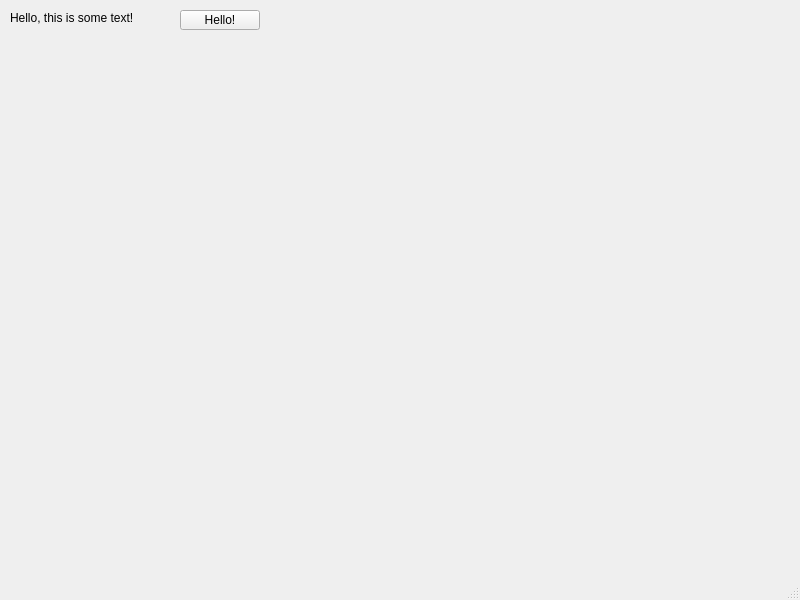
Hello56721/a-qt-project, file mainwindow.ui: the form before one commit.
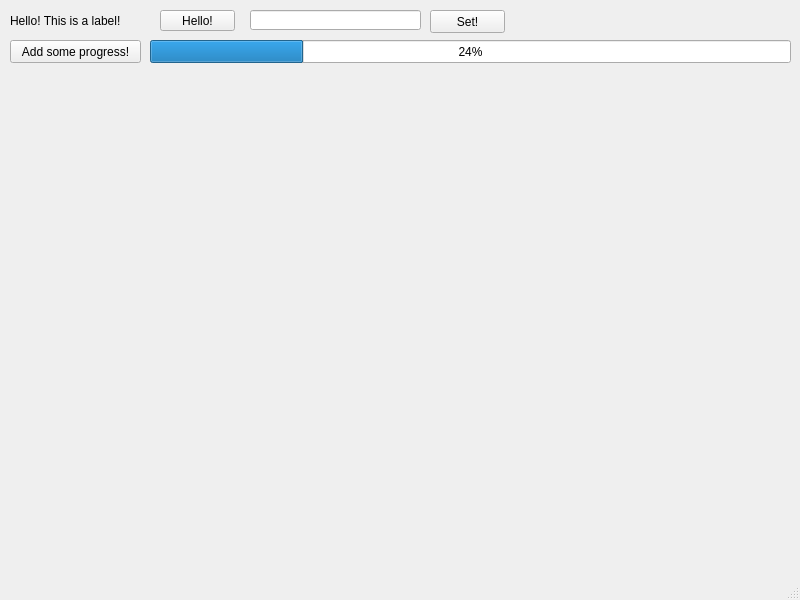
The form after the commit.

What changed in the file:
```diff
--- a/mainwindow.ui
+++ b/mainwindow.ui
@@ -19,27 +19,95 @@
      <rect>
       <x>10</x>
       <y>10</y>
-      <width>161</width>
-      <height>16</height>
+      <width>141</width>
+      <height>21</height>
      </rect>
     </property>
     <property name="text">
-     <string>Hello, this is some text!</string>
+     <string>Hello! This is a label!</string>
     </property>
    </widget>
    <widget class="QPushButton" name="pushButton">
     <property name="geometry">
      <rect>
-      <x>180</x>
+      <x>160</x>
       <y>10</y>
-      <width>80</width>
-      <height>20</height>
+      <width>75</width>
+      <height>21</height>
      </rect>
     </property>
     <property name="text">
      <string>Hello!</string>
     </property>
    </widget>
+   <widget class="QLineEdit" name="textToSet">
+    <property name="geometry">
+     <rect>
+      <x>250</x>
+      <y>10</y>
+      <width>171</width>
+      <height>20</height>
+     </rect>
+    </property>
+    <property name="whatsThis">
+     <string>&lt;html&gt;&lt;head/&gt;&lt;body&gt;&lt;p&gt;Type something here&lt;/p&gt;&lt;/body&gt;&lt;/html&gt;</string>
+    </property>
+    <property name="text">
+     <string/>
+    </property>
+   </widget>
+   <widget class="QPushButton" name="setButton">
+    <property name="geometry">
+     <rect>
+      <x>430</x>
+      <y>10</y>
+      <width>75</width>
+      <height>23</height>
+     </rect>
+    </property>
+    <property name="text">
+     <string>Set!</string>
+    </property>
+   </widget>
+   <widget class="QLabel" name="something">
+    <property name="geometry">
+     <rect>
+      <x>520</x>
+      <y>10</y>
+      <width>271</width>
+      <height>21</height>
+     </rect>
+    </property>
+    <property name="text">
+     <string/>
+    </property>
+   </widget>
+   <widget class="QProgressBar" name="progressBar">
+    <property name="geometry">
+     <rect>
+      <x>150</x>
+      <y>40</y>
+      <width>641</width>
+      <height>23</height>
+     </rect>
+    </property>
+    <property name="value">
+     <number>24</number>
+    </property>
+   </widget>
+   <widget class="QPushButton" name="pushButton_2">
+    <property name="geometry">
+     <rect>
+      <x>10</x>
+      <y>40</y>
+      <width>131</width>
+      <height>23</height>
+     </rect>
+    </property>
+    <property name="text">
+     <string>Add some progress!</string>
+    </property>
+   </widget>
   </widget>
   <widget class="QMenuBar" name="menubar">
    <property name="geometry">
```
